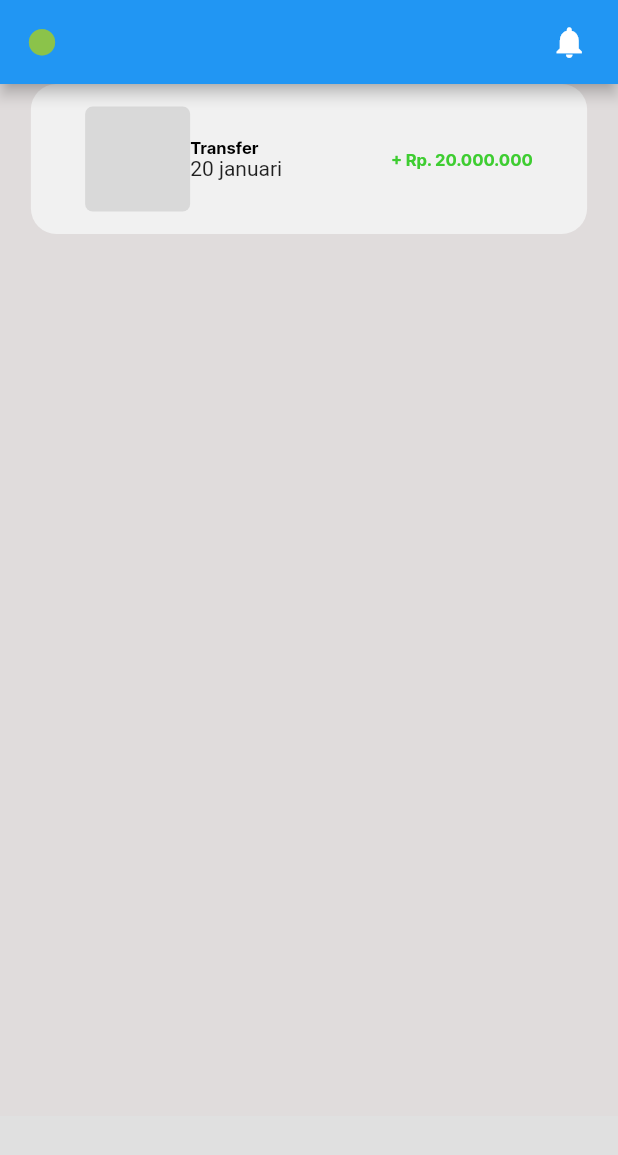
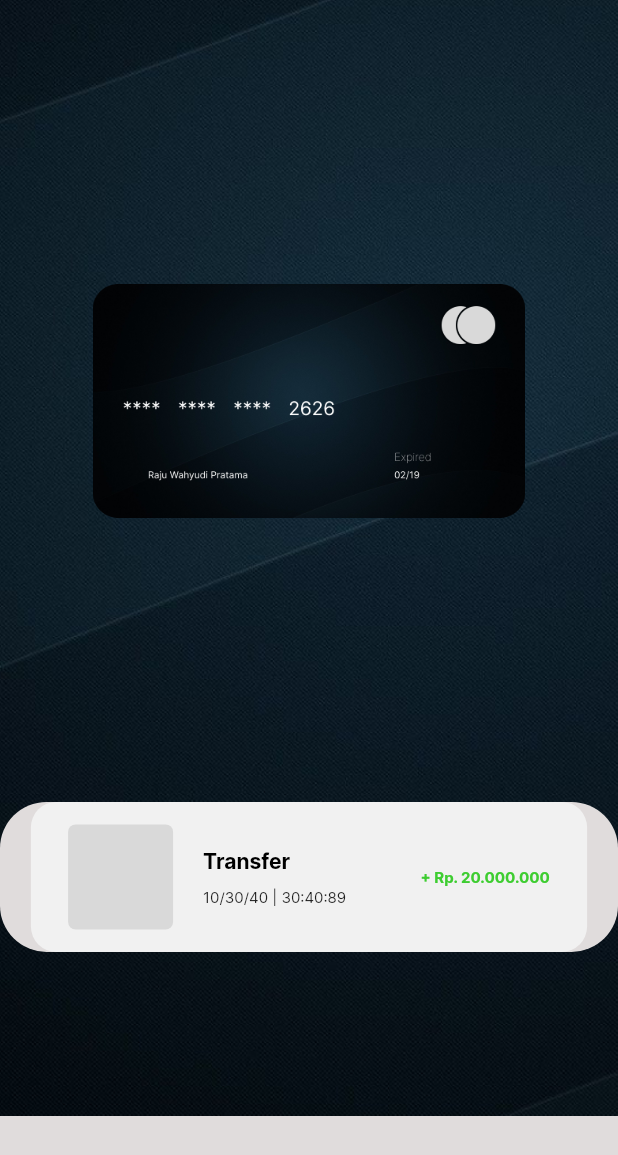
Before and after one commit to rajuwahyudii/mainmenu_mobile_banking-Flutter, a Flutter app: the screen it shows after launch, on a phone screen of 412 x 824 dp. Shown: the top 1155 px of the screen. Run offline on Flutter 3.47's test engine with Material 2 defaults, Android fonts, the phone set to English and light mode, and no system bars.

Commit message:
add credit card and add history widget to main menu

```diff
--- a/lib/pages/mainmenu.dart
+++ b/lib/pages/mainmenu.dart
@@ -12,33 +12,45 @@ class MainMenu extends StatelessWidget {
     //make size with media query
     Size size = MediaQuery.of(context).size;
     return Scaffold(
-      appBar: AppBar(
-        leading: const Icon(
-          Icons.lens_rounded,
-          color: Colors.lightGreen,
-          size: 21,
+      body: Container(
+        width: size.width,
+        height: size.height,
+        decoration: const BoxDecoration(
+          image: DecorationImage(
+            image: AssetImage("assets/images/background.png"),
+            fit: BoxFit.cover,
+          ),
         ),
-        actions: const [
-          Icon(
-            Icons.notifications,
-            color: Colors.white,
-            size: 25,
+        child: SafeArea(
+          child: SingleChildScrollView(
+            child: SizedBox(
+              height: size.height,
+              child: Column(
+                mainAxisAlignment: MainAxisAlignment.spaceEvenly,
+                crossAxisAlignment: CrossAxisAlignment.center,
+                children: [
+                  Image.asset(
+                    "assets/images/card.png",
+                    width: size.width * 0.7,
+                  ),
+                  Container(
+                      decoration: BoxDecoration(
+                        color: greyBackgroundColor,
+                        borderRadius: BorderRadius.circular(
+                          31,
+                        ),
+                      ),
+                      child: const History()),
+                ],
+              ),
+            ),
           ),
-          SizedBox(
-            width: 20,
-          ),
-        ],
-      ),
-      backgroundColor: greyBackgroundColor,
-      body: SingleChildScrollView(
-        child: Column(
-          children: const [History()],
         ),
       ),
       bottomNavigationBar: Container(
         width: 10,
         height: 80,
-        color: Colors.grey[300],
+        color: greyBackgroundColor,
       ),
     );
   }
--- a/lib/theme/font.dart
+++ b/lib/theme/font.dart
@@ -6,7 +6,7 @@ const TextStyle cashoutTextStyle = TextStyle(
   fontFamily: 'inter',
   fontWeight: FontWeight.w700,
   color: cashOutTextColor,
-  fontSize: 11,
+  fontSize: 10,
 );
 
 //cashin history textstyle
@@ -14,7 +14,7 @@ const TextStyle cashinTextStyle = TextStyle(
   fontFamily: 'inter',
   fontWeight: FontWeight.w700,
   color: cashInTextColor,
-  fontSize: 11,
+  fontSize: 10,
 );
 
 //status history textstyle
@@ -22,12 +22,12 @@ const TextStyle statusTextStyle = TextStyle(
   fontFamily: 'inter',
   fontWeight: FontWeight.w800,
   color: blackTextColor,
-  fontSize: 11,
+  fontSize: 14,
 );
 
 //date history textstyle
 const TextStyle dateTextStyle = TextStyle(
   fontFamily: 'inter',
-  fontWeight: FontWeight.w100,
+  fontWeight: FontWeight.w300,
   fontSize: 10,
 );
--- a/lib/widgets/history.dart
+++ b/lib/widgets/history.dart
@@ -1,5 +1,4 @@
 import "package:flutter/material.dart";
-import "package:google_fonts/google_fonts.dart";
 import 'package:mobile_banking_menu/theme/color.dart';
 import 'package:mobile_banking_menu/theme/font.dart';
 
@@ -22,7 +21,7 @@ class History extends StatelessWidget {
           mainAxisAlignment: MainAxisAlignment.spaceAround,
           children: [
             Row(
-              mainAxisAlignment: MainAxisAlignment.spaceBetween,
+              mainAxisAlignment: MainAxisAlignment.start,
               crossAxisAlignment: CrossAxisAlignment.start,
               children: [
                 Center(
@@ -35,6 +34,9 @@ class History extends StatelessWidget {
                     ),
                   ),
                 ),
+                const SizedBox(
+                  width: 20,
+                ),
                 Column(
                   crossAxisAlignment: CrossAxisAlignment.start,
                   mainAxisAlignment: MainAxisAlignment.center,
@@ -43,7 +45,13 @@ class History extends StatelessWidget {
                       "Transfer",
                       style: statusTextStyle,
                     ),
-                    Text("20 januari"),
+                    SizedBox(
+                      height: 10,
+                    ),
+                    Text(
+                      "10/30/40 | 30:40:89",
+                      style: dateTextStyle,
+                    ),
                   ],
                 )
               ],
--- a/pubspec.yaml
+++ b/pubspec.yaml
@@ -59,8 +59,8 @@ flutter:
   uses-material-design: true
 
   # To add assets to your application, add an assets section, like this:
-  # assets:
-  #   - images/a_dot_burr.jpeg
+  assets:
+    - assets/images/
   #   - images/a_dot_ham.jpeg
 
   # An image asset can refer to one or more resolution-specific "variants", see
```
Also changed, not shown: assets/images/background.png (added), assets/images/card.png (added).
